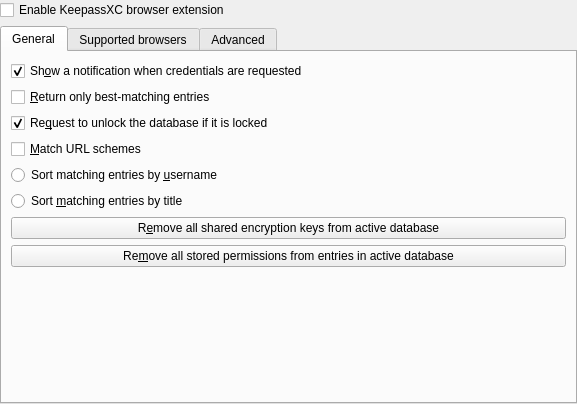
Qt form src/browser/BrowserOptionDialog.ui (keepassxreboot/keepassxc) before a commit.
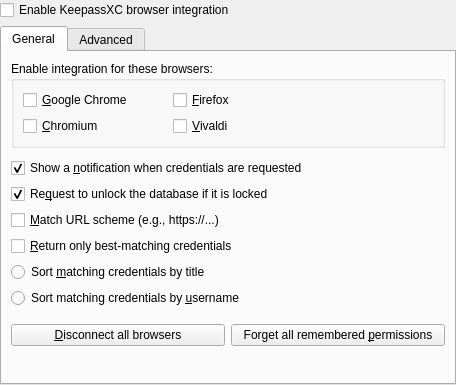
The same form after that commit. Custom widgets are drawn as their Qt base class.

Commit message: Rework browser integration settings

What changed in the file:
```diff
--- a/src/browser/BrowserOptionDialog.ui
+++ b/src/browser/BrowserOptionDialog.ui
@@ -6,8 +6,8 @@
    <rect>
     <x>0</x>
     <y>0</y>
-    <width>577</width>
-    <height>404</height>
+    <width>456</width>
+    <height>385</height>
    </rect>
   </property>
   <property name="windowTitle">
@@ -32,7 +32,7 @@
       <string>This is required for accessing your databases with keepassxc-browser</string>
      </property>
      <property name="text">
-      <string>Enable KeepassXC browser extension</string>
+      <string>Enable KeepassXC browser integration</string>
      </property>
     </widget>
    </item>
@@ -46,26 +46,97 @@
        <string>General</string>
       </attribute>
       <layout class="QVBoxLayout" name="verticalLayout_2">
+       <item>
+        <widget class="QGroupBox" name="browsersGroupBox">
+         <property name="title">
+          <string>Enable integration for these browsers:</string>
+         </property>
+         <layout class="QGridLayout" name="gridLayout">
+          <property name="horizontalSpacing">
+           <number>40</number>
+          </property>
+          <item row="0" column="0">
+           <widget class="QCheckBox" name="chromeSupport">
+            <property name="text">
+             <string>&amp;Google Chrome</string>
+            </property>
+            <property name="checked">
+             <bool>false</bool>
+            </property>
+           </widget>
+          </item>
+          <item row="0" column="1">
+           <widget class="QCheckBox" name="firefoxSupport">
+            <property name="text">
+             <string>&amp;Firefox</string>
+            </property>
+            <property name="checked">
+             <bool>false</bool>
+            </property>
+           </widget>
+          </item>
+          <item row="0" column="2">
+           <spacer name="horizontalSpacer">
+            <property name="orientation">
+             <enum>Qt::Horizontal</enum>
+            </property>
+            <property name="sizeHint" stdset="0">
+             <size>
+              <width>179</width>
+              <height>20</height>
+             </size>
+            </property>
+           </spacer>
+          </item>
+          <item row="1" column="0">
+           <widget class="QCheckBox" name="chromiumSupport">
+            <property name="text">
+             <string>&amp;Chromium</string>
+            </property>
+            <property name="checked">
+             <bool>false</bool>
+            </property>
+           </widget>
+          </item>
+          <item row="1" column="1">
+           <widget class="QCheckBox" name="vivaldiSupport">
+            <property name="text">
+             <string>&amp;Vivaldi</string>
+            </property>
+            <property name="checked">
+             <bool>false</bool>
+            </property>
+           </widget>
+          </item>
+         </layout>
+        </widget>
+       </item>
+       <item>
+        <spacer name="verticalSpacer_3">
+         <property name="orientation">
+          <enum>Qt::Vertical</enum>
+         </property>
+         <property name="sizeType">
+          <enum>QSizePolicy::Fixed</enum>
+         </property>
+         <property name="sizeHint" stdset="0">
+          <size>
+           <width>20</width>
+           <height>4</height>
+          </size>
+         </property>
+        </spacer>
+       </item>
        <item>
         <widget class="QCheckBox" name="showNotification">
          <property name="text">
-          <string>Sh&amp;ow a notification when credentials are requested</string>
+          <string>Show a &amp;notification when credentials are requested</string>
          </property>
          <property name="checked">
           <bool>true</bool>
          </property>
         </widget>
        </item>
-       <item>
-        <widget class="QCheckBox" name="bestMatchOnly">
-         <property name="toolTip">
-          <string>Only returns the best matches for a specific URL instead of all entries for the whole domain.</string>
-         </property>
-         <property name="text">
-          <string>&amp;Return only best-matching entries</string>
-         </property>
-        </widget>
-       </item>
        <item>
         <widget class="QCheckBox" name="unlockDatabase">
          <property name="text">
@@ -82,37 +153,79 @@
           <string>Only entries with the same scheme (http://, https://, ...) are returned.</string>
          </property>
          <property name="text">
-          <string>&amp;Match URL schemes</string>
+          <string>&amp;Match URL scheme (e.g., https://...)</string>
          </property>
         </widget>
        </item>
        <item>
-        <widget class="QRadioButton" name="sortByUsername">
+        <widget class="QCheckBox" name="bestMatchOnly">
+         <property name="toolTip">
+          <string>Only returns the best matches for a specific URL instead of all entries for the whole domain.</string>
+         </property>
          <property name="text">
-          <string>Sort matching entries by &amp;username</string>
+          <string>&amp;Return only best-matching credentials</string>
          </property>
         </widget>
        </item>
        <item>
         <widget class="QRadioButton" name="sortByTitle">
          <property name="text">
-          <string>Sort &amp;matching entries by title</string>
+          <string>Sort &amp;matching credentials by title</string>
          </property>
         </widget>
        </item>
        <item>
-        <widget class="QPushButton" name="removeSharedEncryptionKeys">
+        <widget class="QRadioButton" name="sortByUsername">
          <property name="text">
-          <string>R&amp;emove all shared encryption keys from active database</string>
+          <string>Sort matching credentials by &amp;username</string>
          </property>
         </widget>
        </item>
        <item>
-        <widget class="QPushButton" name="removeStoredPermissions">
-         <property name="text">
-          <string>Re&amp;move all stored permissions from entries in active database</string>
+        <spacer name="verticalSpacer">
+         <property name="orientation">
+          <enum>Qt::Vertical</enum>
          </property>
-        </widget>
+         <property name="sizeType">
+          <enum>QSizePolicy::Fixed</enum>
+         </property>
+         <property name="sizeHint" stdset="0">
+          <size>
+           <width>20</width>
+           <height>10</height>
+          </size>
+         </property>
+        </spacer>
+       </item>
+       <item>
+        <layout class="QHBoxLayout" name="horizontalLayout_3">
+         <item>
+          <widget class="QPushButton" name="removeSharedEncryptionKeys">
+           <property name="sizePolicy">
+            <sizepolicy hsizetype="Preferred" vsizetype="Fixed">
+             <horstretch>0</horstretch>
+             <verstretch>0</verstretch>
+            </sizepolicy>
+           </property>
+           <property name="text">
+            <string>&amp;Disconnect all browsers</string>
+           </property>
+          </widget>
+         </item>
+         <item>
+          <widget class="QPushButton" name="removeStoredPermissions">
+           <property name="sizePolicy">
+            <sizepolicy hsizetype="Preferred" vsizetype="Fixed">
+             <horstretch>0</horstretch>
+             <verstretch>0</verstretch>
+            </sizepolicy>
+           </property>
+           <property name="text">
+            <string>Forget all remembered &amp;permissions</string>
+           </property>
+          </widget>
+         </item>
+        </layout>
        </item>
        <item>
         <spacer name="verticalSpacer_2">
@@ -129,83 +242,6 @@
        </item>
       </layout>
      </widget>
-     <widget class="QWidget" name="tab_3">
-      <attribute name="title">
-       <string>Supported browsers</string>
-      </attribute>
-      <layout class="QVBoxLayout" name="verticalLayout_4">
-        <item>
-          <widget class="QLabel" name="browserLabel1">
-           <property name="text">
-            <string>Native messaging requires certain .json files to be installed. Already installed browsers are automatically detected.</string>
-           </property>
-           <property name="wordWrap">
-            <bool>true</bool>
-           </property>
-          </widget>
-        </item>
-        <item>
-          <widget class="QLabel" name="browserLabel2">
-           <property name="text">
-            <string>Enable KeePassXC native messaging extension for these browsers:</string>
-           </property>
-          </widget>
-        </item>
-        <item>
-         <widget class="QCheckBox" name="chromeSupport">
-          <property name="text">
-           <string>Chrome</string>
-          </property>
-          <property name="checked">
-           <bool>false</bool>
-          </property>
-         </widget>
-        </item>
-        <item>
-         <widget class="QCheckBox" name="chromiumSupport">
-          <property name="text">
-           <string>Chromium</string>
-          </property>
-          <property name="checked">
-           <bool>false</bool>
-          </property>
-         </widget>
-        </item>
-        <item>
-         <widget class="QCheckBox" name="firefoxSupport">
-          <property name="text">
-           <string>Firefox</string>
-          </property>
-          <property name="checked">
-           <bool>false</bool>
-          </property>
-         </widget>
-        </item>
-        <item>
-         <widget class="QCheckBox" name="vivaldiSupport">
-          <property name="text">
-           <string>Vivaldi</string>
-          </property>
-          <property name="checked">
-           <bool>false</bool>
-          </property>
-         </widget>
-        </item>
-       <item>
-        <spacer name="verticalSpacer_3">
-         <property name="orientation">
-          <enum>Qt::Vertical</enum>
-         </property>
-         <property name="sizeHint" stdset="0">
-          <size>
-           <width>20</width>
-           <height>40</height>
-          </size>
-         </property>
-        </spacer>
-       </item>
-      </layout>
-     </widget>
      <widget class="QWidget" name="tab_2">
       <attribute name="title">
        <string>Advanced</string>
@@ -224,14 +260,14 @@
        <item>
         <widget class="QCheckBox" name="alwaysAllowAccess">
          <property name="text">
-          <string>Always allow &amp;access to entries</string>
+          <string>Never &amp;ask before accessing credentials</string>
          </property>
         </widget>
        </item>
        <item>
         <widget class="QCheckBox" name="alwaysAllowUpdate">
          <property name="text">
-          <string>Always allow &amp;updating entries</string>
+          <string>Never ask before &amp;updating credentials</string>
          </property>
         </widget>
        </item>
@@ -241,7 +277,7 @@
           <string>Only the selected database has to be connected with a client.</string>
          </property>
          <property name="text">
-          <string>Searc&amp;h in all opened databases for matching entries</string>
+          <string>Searc&amp;h in all opened databases for matching credentials</string>
          </property>
         </widget>
        </item>
@@ -261,7 +297,7 @@
           <string>Updates KeePassXC or keepassxc-proxy binary path automatically to native messaging scripts on startup.</string>
          </property>
          <property name="text">
-          <string>&amp;Update KeePassXC binary path automatically to native messaging scripts on startup</string>
+          <string>Update &amp;native messaging manifest files at startup</string>
          </property>
         </widget>
        </item>
@@ -271,7 +307,7 @@
           <string>Support a proxy application between KeePassXC and browser extension.</string>
          </property>
          <property name="text">
-          <string>&amp;Enable support for proxy application between KeePassXC and browser extension</string>
+          <string>Use a &amp;proxy application between KeePassXC and browser extension</string>
          </property>
         </widget>
        </item>
@@ -281,19 +317,30 @@
           <string>Use a custom proxy location if you installed a proxy manually.</string>
          </property>
          <property name="text">
-          <string>&amp;Use a custom proxy location</string>
+          <string>Use a &amp;custom proxy location</string>
          </property>
         </widget>
        </item>
        <item>
-        <widget class="QLineEdit" name="customProxyLocation">
-         <property name="maxLength">
-          <number>999</number>
-         </property>
-         <property name="alignment">
-          <set>Qt::AlignLeading|Qt::AlignLeft|Qt::AlignVCenter</set>
-         </property>
-        </widget>
+        <layout class="QHBoxLayout" name="horizontalLayout">
+         <item>
+          <widget class="QLineEdit" name="customProxyLocation">
+           <property name="maxLength">
+            <number>999</number>
+           </property>
+           <property name="alignment">
+            <set>Qt::AlignLeading|Qt::AlignLeft|Qt::AlignVCenter</set>
+           </property>
+          </widget>
+         </item>
+         <item>
+          <widget class="QPushButton" name="customProxyLocationBrowseButton">
+           <property name="text">
+            <string>Browse...</string>
+           </property>
+          </widget>
+         </item>
+        </layout>
        </item>
        <item>
         <spacer name="verticalSpacer_4">
```
The commit also changes 4 other files.
